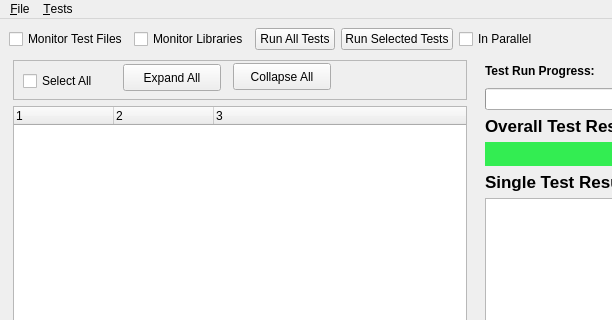
Above: Code/Tools/TestViewer/main_window.ui from mantidproject/mantid before the change; both pictures show x 0 to 612 and y 0 to 320 of the 951 by 962 pixel window. Below: the same form after it.
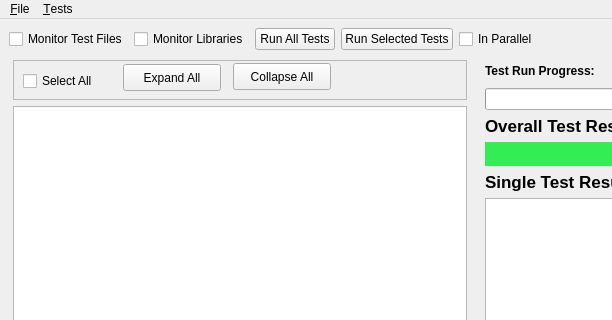
That is the form after the change.

Commit message: Refs #2190 - starting to fill out the test tree

The edit to the form file:
```diff
--- a/Code/Tools/TestViewer/main_window.ui
+++ b/Code/Tools/TestViewer/main_window.ui
@@ -157,26 +157,7 @@
          </widget>
         </item>
         <item>
-         <widget class="QTreeWidget" name="treeTests">
-          <property name="columnCount">
-           <number>3</number>
-          </property>
-          <column>
-           <property name="text">
-            <string notr="true">1</string>
-           </property>
-          </column>
-          <column>
-           <property name="text">
-            <string notr="true">2</string>
-           </property>
-          </column>
-          <column>
-           <property name="text">
-            <string notr="true">3</string>
-           </property>
-          </column>
-         </widget>
+         <widget class="QTreeView" name="treeTests"/>
         </item>
        </layout>
       </widget>
```
The commit also changes 3 other files.
